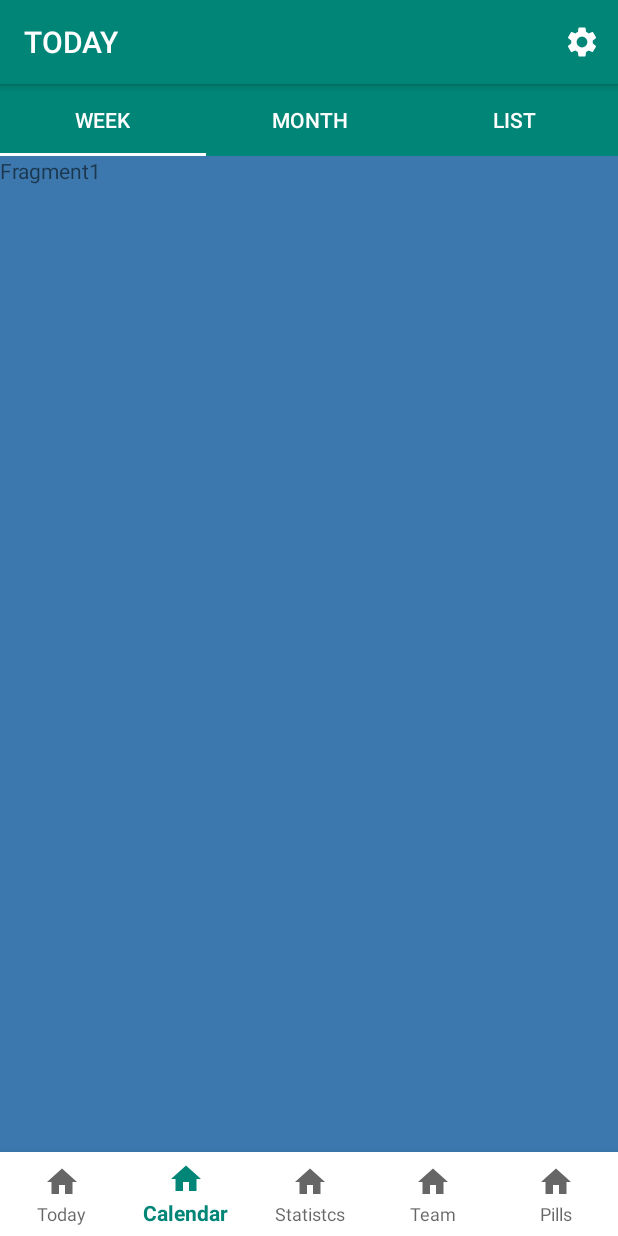
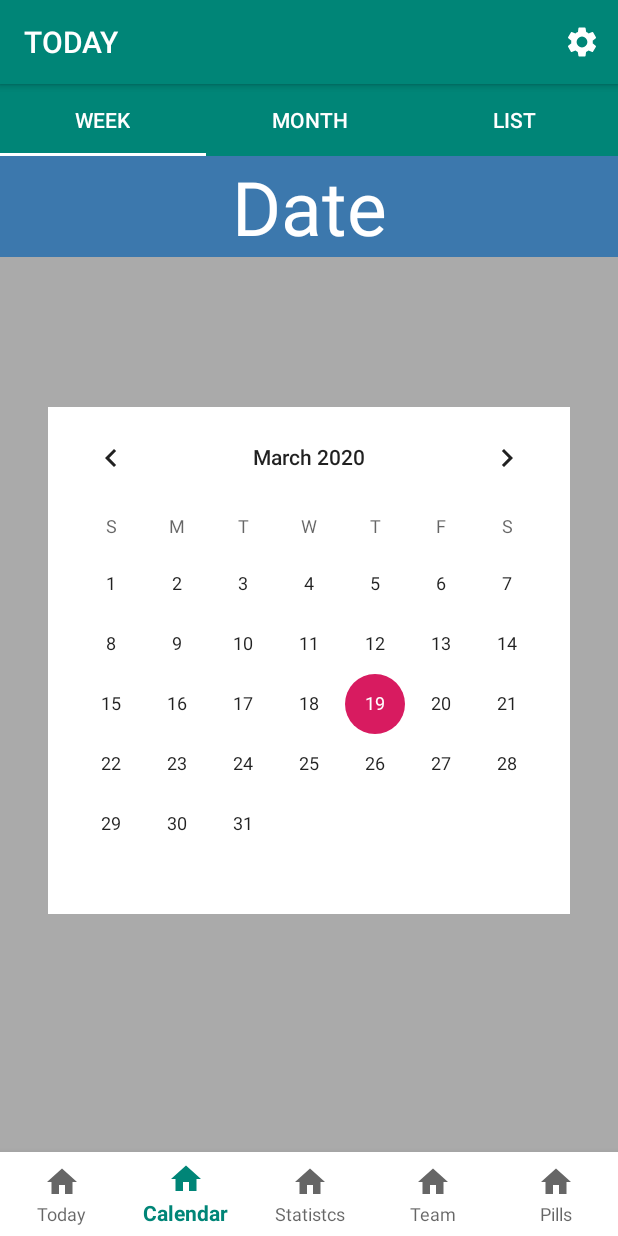
Before and after one commit to sergiger/PillRecordPISProject, an Android app: the screen it shows after launch (MainActivity), item 2 of the bottom bar chosen, on a phone screen of 412 x 824 dp. Run offline under Robolectric (Android 15) with nearby library versions, the phone set to English and light mode, and no system bars.

Commit message:
Feature Monthly Calendar

```diff
--- a/app/src/main/res/layout/calendar_fragment_fragment.xml
+++ b/app/src/main/res/layout/calendar_fragment_fragment.xml
@@ -22,13 +22,12 @@
         android:id="@+id/tabLayout"
         android:layout_width="match_parent"
         android:layout_height="wrap_content"
+        android:background="?attr/colorPrimary"
+        app:tabIndicatorColor="#ffffff"
         app:layout_constraintTop_toBottomOf="@+id/toolbar"
-        app:tabIndicatorColor="#ffffff"
-        android:background="?attr/colorPrimary"
         app:tabMaxWidth="0dp"
         app:tabMode="fixed"
         app:tabTextColor="@android:color/background_light">
-
     </android.support.design.widget.TabLayout>
 
     <android.support.v4.view.ViewPager
@@ -36,7 +35,6 @@
         android:layout_width="match_parent"
         android:layout_height="wrap_content"
         app:layout_constraintTop_toBottomOf="@+id/tabLayout">
-
     </android.support.v4.view.ViewPager>
 
 </android.support.constraint.ConstraintLayout>
--- a/app/src/main/res/layout/fragment_one.xml
+++ b/app/src/main/res/layout/fragment_one.xml
@@ -1,15 +1,33 @@
 <?xml version="1.0" encoding="utf-8"?>
-<FrameLayout xmlns:android="http://schemas.android.com/apk/res/android"
+<LinearLayout
+    xmlns:android="http://schemas.android.com/apk/res/android"
     xmlns:tools="http://schemas.android.com/tools"
     android:layout_width="match_parent"
     android:layout_height="match_parent"
-    tools:context=".calendar.FragmentOne">
+    android:background="#AAA"
+    tools:context=".calendar.FragmentOne"
+    android:orientation="vertical">
 
     <!-- TODO: Update blank fragment layout -->
+
     <TextView
         android:layout_width="match_parent"
-        android:layout_height="match_parent"
-        android:text="Fragment1"
-        android:background="@color/colorApp3"/>
+        android:layout_height="wrap_content"
+        android:background="@color/colorApp3"
+        android:gravity="center_horizontal"
+        android:text="Date"
+        android:textAlignment="center"
+        android:textColor="#FFF"
+        android:textSize="50sp" />
 
-</FrameLayout>
+    <CalendarView
+        android:id="@+id/calendarView"
+        android:layout_width="wrap_content"
+        android:layout_height="wrap_content"
+        android:layout_marginTop="100dp"
+        android:background="@android:color/background_light"
+        android:layout_gravity="center_horizontal">
+
+    </CalendarView>
+
+</LinearLayout>
```
